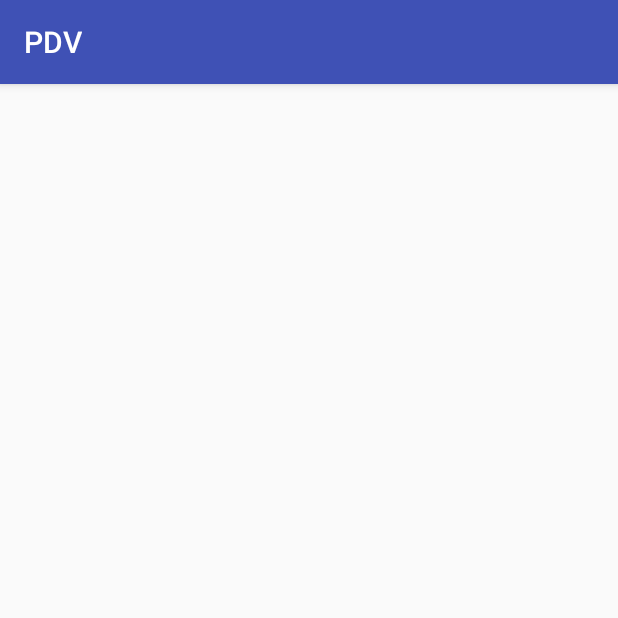
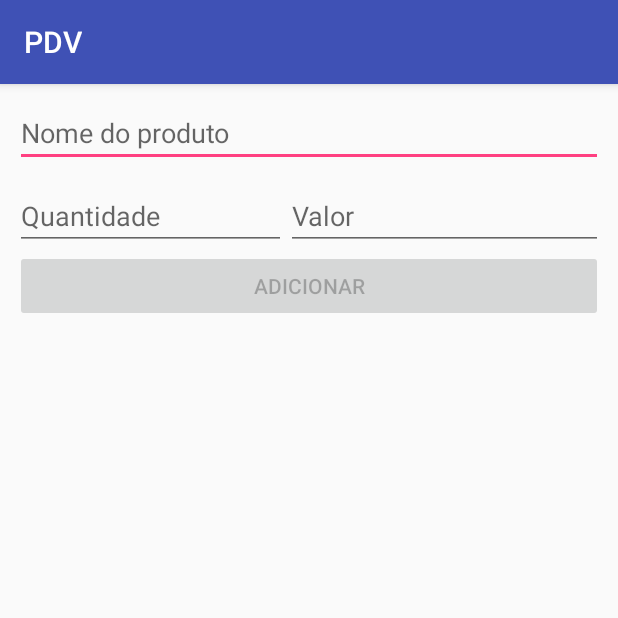
Before and after one commit to santieduardo/PDV-Android, an Android app: the CreateSellActivity screen opened directly, with no data from a screen before it, on a phone screen of 412 x 824 dp, the top half of it. Run offline under Robolectric (Android 15) with nearby library versions, the phone set to English and light mode, and no system bars.

```diff
--- a/app/src/main/java/eduardosanti/com/br/pdv/CreateSellActivity.java
+++ b/app/src/main/java/eduardosanti/com/br/pdv/CreateSellActivity.java
@@ -2,12 +2,77 @@ package eduardosanti.com.br.pdv;
 
 import android.support.v7.app.AppCompatActivity;
 import android.os.Bundle;
+import android.text.Editable;
+import android.text.TextWatcher;
+import android.view.View;
+import android.widget.Button;
+import android.widget.EditText;
 
-public class CreateSellActivity extends AppCompatActivity {
+public class CreateSellActivity extends AppCompatActivity implements TextWatcher {
+
+    private EditText editTextProduct;
+    private EditText editTextQuantity;
+    private EditText editTextPrice;
+    private Button buttonAddProduct;
 
     @Override
     protected void onCreate(Bundle savedInstanceState) {
         super.onCreate(savedInstanceState);
         setContentView(R.layout.activity_create_sell);
+
+        this.bindView();
+        this.setupView();
+    }
+
+    private void bindView() {
+        this.editTextProduct = (EditText) findViewById(R.id.editTextProduct);
+        this.editTextQuantity = (EditText) findViewById(R.id.editTextQuantity);
+        this.editTextPrice = (EditText) findViewById(R.id.editTextPrice);
+        this.buttonAddProduct = (Button) findViewById(R.id.buttonAddProduct);
+    }
+
+    private void setupView() {
+        this.buttonAddProduct.setEnabled(false);
+        this.editTextProduct.addTextChangedListener(this);
+        this.editTextQuantity.addTextChangedListener(this);
+        this.editTextPrice.addTextChangedListener(this);
+
+    }
+
+    public void onAddProduct(View view) {
+
+    }
+
+
+    /*
+     *
+     * TextWatcher
+     *
+     **/
+
+    @Override
+    public void beforeTextChanged(CharSequence s, int start, int count, int after) {
+
+    }
+
+    @Override
+    public void onTextChanged(CharSequence s, int start, int before, int count) {
+        if (
+                this.editTextProduct.getText().toString().isEmpty() ||
+                this.editTextProduct.getText().toString().length() < 3 ||
+                this.editTextQuantity.getText().toString().isEmpty() ||
+                Integer.valueOf(this.editTextQuantity.getText().toString()) < 1 ||
+                this.editTextPrice.getText().toString().isEmpty() ||
+                Double.valueOf(this.editTextPrice.getText().toString()) <= 0
+            ) {
+            this.buttonAddProduct.setEnabled(false);
+        } else {
+            this.buttonAddProduct.setEnabled(true);
+        }
+    }
+
+    @Override
+    public void afterTextChanged(Editable s) {
+
     }
 }
--- a/app/src/main/java/eduardosanti/com/br/pdv/SellsActivity.java
+++ b/app/src/main/java/eduardosanti/com/br/pdv/SellsActivity.java
@@ -17,6 +17,7 @@ import eduardosanti.com.br.pdv.intentidentifier.IntentIdentifier;
 import eduardosanti.com.br.pdv.model.Product;
 import eduardosanti.com.br.pdv.model.Sell;
 import eduardosanti.com.br.pdv.model.User;
+import eduardosanti.com.br.pdv.requestcodes.RequestCodes;
 
 public class SellsActivity extends AppCompatActivity implements SellAdapter.SellOnClickListener {
 
@@ -36,6 +37,21 @@ public class SellsActivity extends AppCompatActivity implements SellAdapter.Sell
 
         this.bindView();
         this.setupView();
+    }
+
+    @Override
+    protected void onActivityResult(int requestCode, int resultCode, Intent data) {
+        if (requestCode == RequestCodes.CREATE_SELL) {
+            if (resultCode == RESULT_OK) {
+                // TODO: Add to the arrayList the created sell
+
+                //Contact newContact = (Contact) data.getSerializableExtra("newContact");
+
+                //this.arrayList.add(newContact);
+            }
+        }
+
+        this.sellAdapter.notifyDataSetChanged();
     }
 
     private void bindView() {
@@ -65,7 +81,9 @@ public class SellsActivity extends AppCompatActivity implements SellAdapter.Sell
     }
 
     public void fabOnClick(View view) {
-
+        Intent intent = new Intent(this, CreateSellActivity.class);
+        intent.putExtra(IntentIdentifier.REQUEST_CODE, RequestCodes.CREATE_SELL);
+        startActivityForResult(intent, RequestCodes.CREATE_SELL);
     }
 
     private void showSnackbar(String message) {
--- a/app/src/main/java/eduardosanti/com/br/pdv/intentidentifier/IntentIdentifier.java
+++ b/app/src/main/java/eduardosanti/com/br/pdv/intentidentifier/IntentIdentifier.java
@@ -2,4 +2,5 @@ package eduardosanti.com.br.pdv.intentidentifier;
 
 public class IntentIdentifier {
     public static final String SELECTED_SELL = "SELECTED_SELL";
+    public static final String REQUEST_CODE = "REQUEST_CODE";
 }
--- a/app/src/main/res/layout/activity_create_sell.xml
+++ b/app/src/main/res/layout/activity_create_sell.xml
@@ -1,9 +1,62 @@
 <?xml version="1.0" encoding="utf-8"?>
-<android.support.constraint.ConstraintLayout xmlns:android="http://schemas.android.com/apk/res/android"
+<RelativeLayout xmlns:android="http://schemas.android.com/apk/res/android"
     xmlns:app="http://schemas.android.com/apk/res-auto"
     xmlns:tools="http://schemas.android.com/tools"
     android:layout_width="match_parent"
     android:layout_height="match_parent"
-    tools:context=".CreateSellActivity">
+    tools:context=".MainActivity">
 
-</android.support.constraint.ConstraintLayout>
+    <LinearLayout
+        android:layout_width="match_parent"
+        android:layout_height="wrap_content"
+        android:orientation="vertical"
+        android:layout_margin="10dp">
+
+        <EditText
+            android:id="@+id/editTextProduct"
+            android:layout_width="match_parent"
+            android:layout_height="wrap_content"
+            android:inputType="text"
+            android:hint="Nome do produto"/>
+
+        <LinearLayout
+            android:layout_width="match_parent"
+            android:layout_height="wrap_content"
+            android:orientation="horizontal"
+            android:layout_marginTop="10dp">
+
+            <EditText
+                android:id="@+id/editTextQuantity"
+                android:layout_width="wrap_content"
+                android:layout_height="wrap_content"
+                android:layout_weight="1"
+                android:inputType="number"
+                android:hint="Quantidade"/>
+
+            <EditText
+                android:id="@+id/editTextPrice"
+                android:layout_width="wrap_content"
+                android:layout_height="wrap_content"
+                android:layout_weight="2"
+                android:inputType="numberDecimal"
+                android:hint="Valor"/>
+
+        </LinearLayout>
+
+        <Button
+            android:id="@+id/buttonAddProduct"
+            android:layout_width="match_parent"
+            android:layout_height="wrap_content"
+            android:text="Adicionar"
+            android:onClick="onAddProduct"/>
+
+    </LinearLayout>
+
+    <!--<android.support.v7.widget.RecyclerView-->
+        <!--android:id="@+id/recyclerView"-->
+        <!--android:scrollbars="vertical"-->
+        <!--android:layout_width="match_parent"-->
+        <!--android:layout_height="match_parent">-->
+
+    <!--</android.support.v7.widget.RecyclerView>-->
+</RelativeLayout>
```
